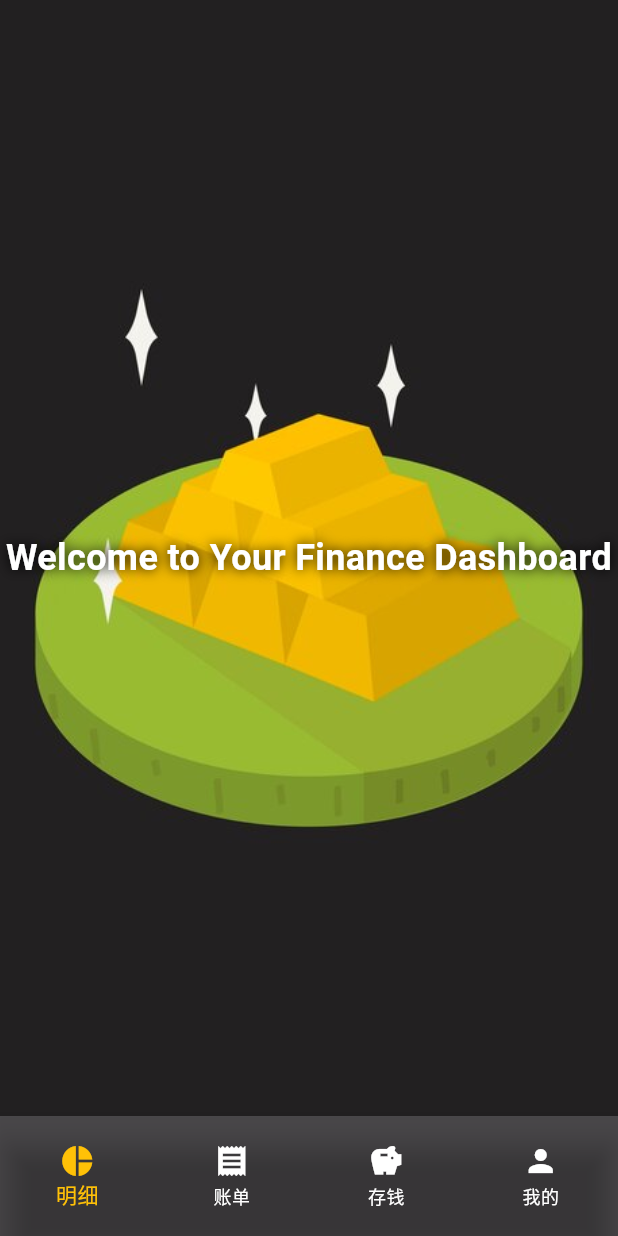
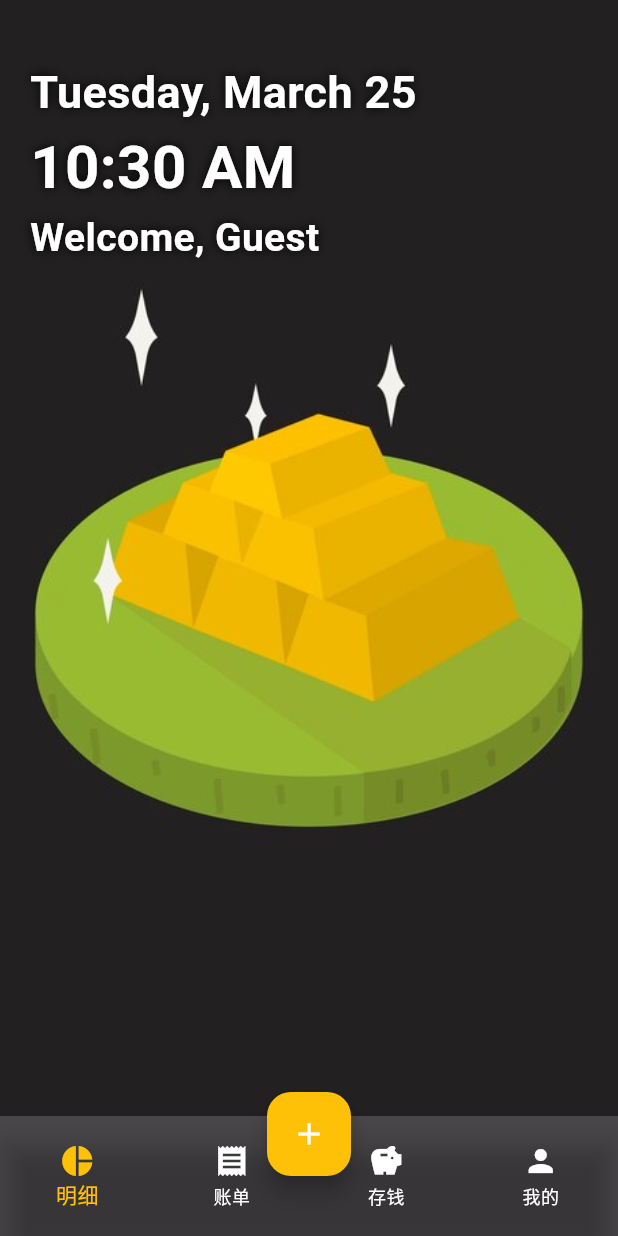
Before and after one commit to Nicklen52/finance_assignment, a Flutter app: the screen it shows after launch, on a phone screen of 412 x 824 dp. Run offline on Flutter 3.47's test engine with Material 3 defaults, Android fonts, the phone set to English and light mode, and no system bars.

Commit message:
Latest update in 25/3/25 in 7:09pm

```diff
--- a/lib/main.dart
+++ b/lib/main.dart
@@ -32,6 +32,24 @@
 class _MyHomePageState extends State<MyHomePage> {
   int _counter = 0;
   int _selectedIndex = 0;
+  final String _username = "Guest"; // Replace with actual username when connected to database
+
+  String _formattedDate() {
+    final now = DateTime.now();
+    final weekdays = [
+      'Monday', 'Tuesday', 'Wednesday', 'Thursday', 'Friday', 'Saturday', 'Sunday'
+    ];
+    final months = [
+      'January', 'February', 'March', 'April', 'May', 'June',
+      'July', 'August', 'September', 'October', 'November', 'December'
+    ];
+    return '${weekdays[now.weekday - 1]}, ${months[now.month - 1]} ${now.day}';
+  }
+
+  String _formattedTime() {
+    final now = DateTime.now();
+    return TimeOfDay.fromDateTime(now).format(context);
+  }
 
   final List<IconData> _icons = [
     Icons.pie_chart, // 明细
@@ -48,7 +66,9 @@
 
   @override
   Widget build(BuildContext context) {
-    return Scaffold(
+    return Stack(
+      children: [
+        Scaffold(
           body: Stack(
             fit: StackFit.expand,
             children: [
@@ -56,22 +76,46 @@
                 'assets/gold_blocks.jpg',
                 fit: BoxFit.cover,
               ),
-          Center(
-            child: Text(
-              'Welcome to Your Finance Dashboard',
-              style: TextStyle(
+              Positioned(
+                top: 40,
+                left: 20,
+                child: Column(
+                  crossAxisAlignment: CrossAxisAlignment.start,
+                  children: [
+                    Text(
+                      _formattedDate(),
+                      style: const TextStyle(
                         color: Colors.white,
-                fontSize: 24,
+                        fontSize: 30,
                         fontWeight: FontWeight.bold,
-                shadows: [Shadow(blurRadius: 10, color: Colors.black)],
+                        shadows: [Shadow(blurRadius: 8, color: Colors.black)],
                       ),
-              textAlign: TextAlign.center,
+                    ),
+                    Text(
+                      _formattedTime(),
+                      style: const TextStyle(
+                        color: Colors.white,
+                        fontSize: 40,
+                        fontWeight: FontWeight.bold,
+                        shadows: [Shadow(blurRadius: 8, color: Colors.black)],
+                      ),
+                    ),
+                    Text(
+                      'Welcome, $_username',
+                      style: const TextStyle(
+                        color: Colors.white,
+                        fontSize: 26,
+                        fontWeight: FontWeight.bold,
+                        shadows: [Shadow(blurRadius: 8, color: Colors.black)],
+                      ),
+                    ),
+                  ],
                 ),
               ),
             ],
           ),
           bottomNavigationBar: SizedBox(
-    height: 80, // 👈 increase this value as needed
+            height: 80,
             child: BottomNavigationBar(
               currentIndex: _selectedIndex,
               onTap: (index) {
@@ -87,24 +131,33 @@
               unselectedFontSize: 12,
               items: const [
                 BottomNavigationBarItem(
-    icon: Icon(Icons.pie_chart),
-    label: '明细',
+                    icon: Icon(Icons.pie_chart), label: '明细'),
+                BottomNavigationBarItem(
+                    icon: Icon(Icons.receipt), label: '账单'),
+                BottomNavigationBarItem(
+                    icon: Icon(Icons.savings), label: '存钱'),
+                BottomNavigationBarItem(
+                    icon: Icon(Icons.person), label: '我的'),
+              ],
             ),
-    BottomNavigationBarItem(
-    icon: Icon(Icons.receipt),
-    label: '账单',
           ),
-    BottomNavigationBarItem(
-    icon: Icon(Icons.savings),
-    label: '存钱',
         ),
-    BottomNavigationBarItem(
-    icon: Icon(Icons.person),
-    label: '我的',
+        // Circular + button floating above bottom nav
+        Positioned(
+          bottom: 40,
+          left: MediaQuery
+              .of(context)
+              .size
+              .width / 2 - 28, // Centered horizontally
+          child: FloatingActionButton(
+            onPressed: () {
+              // Action on + tap
+            },
+            backgroundColor: Colors.amber,
+            child: const Icon(Icons.add, color: Colors.white),
+          ),
         ),
       ],
-    ),
-    )
     );
   }
 }
```
Lines whose indentation alone changed are shown as unchanged.
